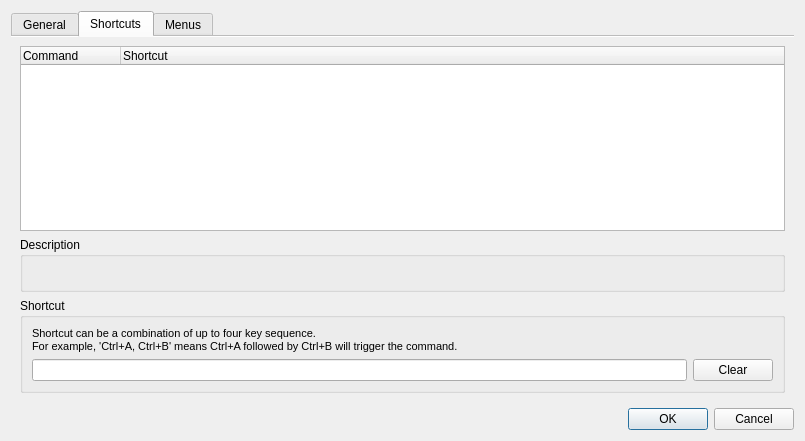
Qt form GuiPreferencesWindow.ui (rajendrant/qutty) before a commit.
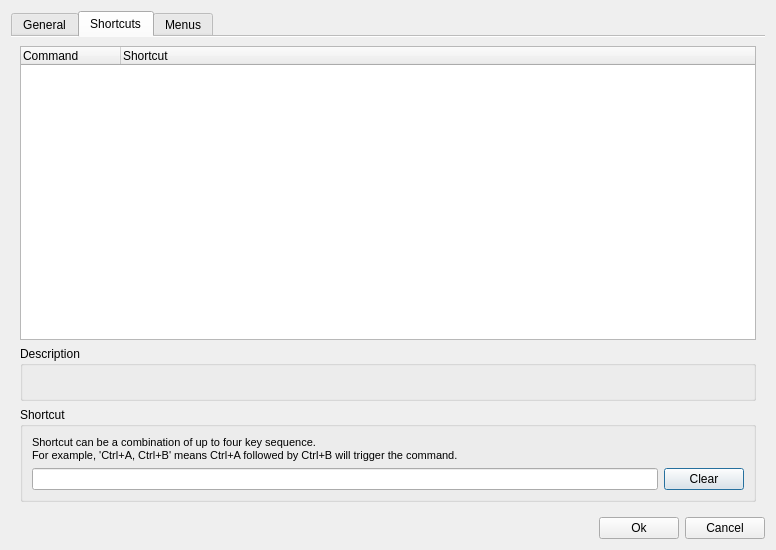
The same form after that commit.

The edit to the form file:
```diff
--- a/GuiPreferencesWindow.ui
+++ b/GuiPreferencesWindow.ui
@@ -6,8 +6,8 @@
    <rect>
     <x>0</x>
     <y>0</y>
-    <width>805</width>
-    <height>441</height>
+    <width>776</width>
+    <height>550</height>
    </rect>
   </property>
   <property name="windowTitle">
@@ -16,8 +16,6 @@
   <property name="modal">
    <bool>true</bool>
   </property>
-  <layout class="QHBoxLayout" name="horizontalLayout_3">
-   <item>
     <layout class="QVBoxLayout" name="verticalLayout">
      <item>
       <widget class="QTabWidget" name="tabWidget">
@@ -128,12 +126,31 @@
       </widget>
      </item>
      <item>
-      <widget class="QDialogButtonBox" name="buttonBox">
+    <layout class="QHBoxLayout" name="horizontalLayout_3">
+     <item>
+      <spacer name="horizontalSpacer">
        <property name="orientation">
         <enum>Qt::Horizontal</enum>
        </property>
-       <property name="standardButtons">
-        <set>QDialogButtonBox::Cancel|QDialogButtonBox::Ok</set>
+       <property name="sizeHint" stdset="0">
+        <size>
+         <width>40</width>
+         <height>20</height>
+        </size>
+       </property>
+      </spacer>
+     </item>
+     <item>
+      <widget class="QPushButton" name="btn_ok">
+       <property name="text">
+        <string>Ok</string>
+       </property>
+      </widget>
+     </item>
+     <item>
+      <widget class="QPushButton" name="btn_cancel">
+       <property name="text">
+        <string>Cancel</string>
        </property>
       </widget>
      </item>
```
Left out of the diff: 35 changed lines with no effect on the pictures. Lines whose indentation alone changed are shown as unchanged.
